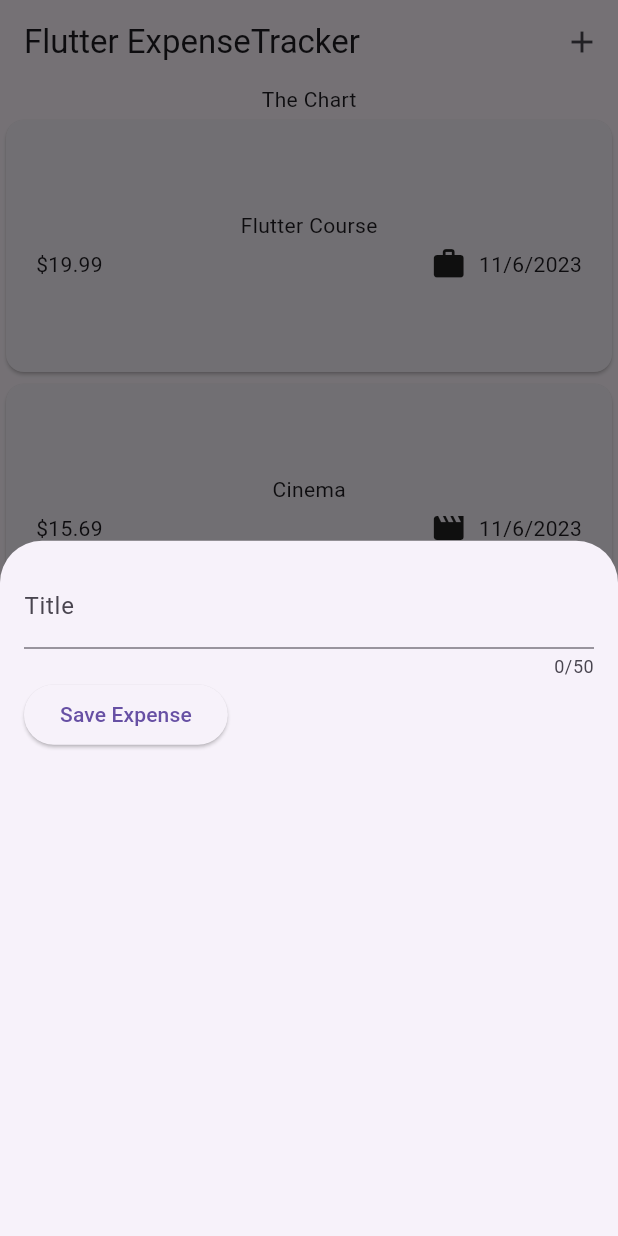
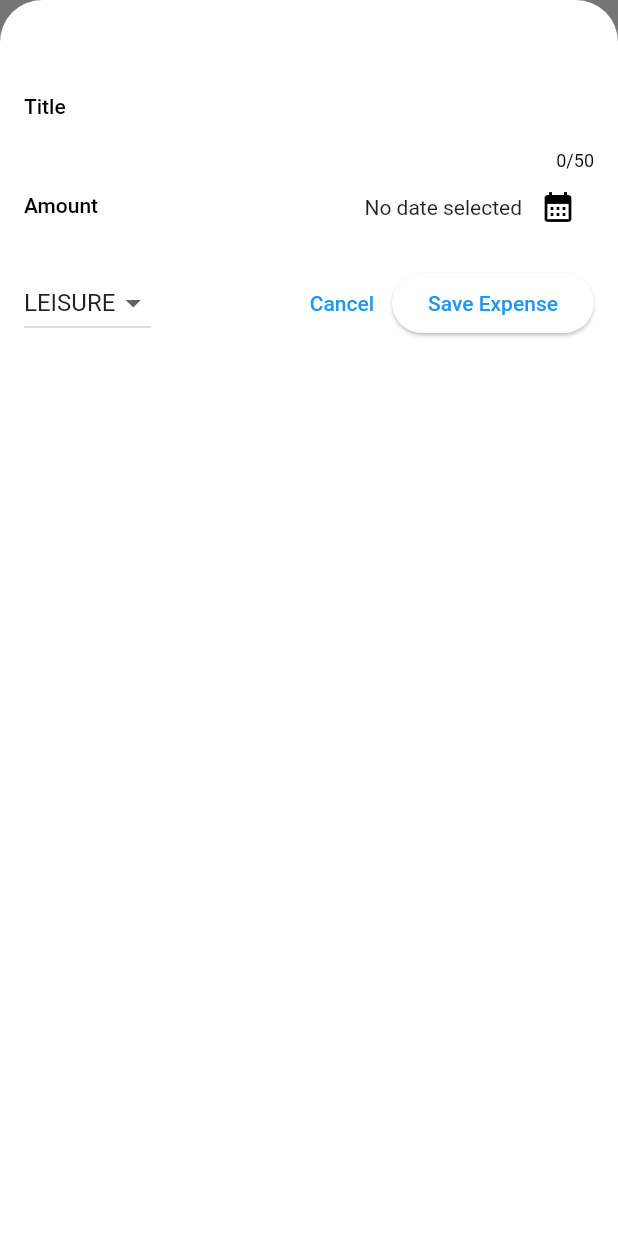
Before and after one commit to rimbadi/expense_tracker, a Flutter app: the screen it shows after launch, after a tap on the "add" icon, on a phone screen of 412 x 824 dp. Run offline on Flutter 3.47's test engine with Material 2 defaults, Android fonts, the phone set to English and light mode, and no system bars.

```diff
--- a/lib/main.dart
+++ b/lib/main.dart
@@ -3,7 +3,7 @@ import 'package:flutter/material.dart';
 
 void main() {
   runApp(MaterialApp(
-    theme: ThemeData(useMaterial3: true),
+    theme: ThemeData().copyWith(useMaterial3: true, scaffoldBackgroundColor: Color.fromARGB(255, 220, 189, 252)),
     home: const Expenses(),
   ));
 }
--- a/lib/widgets/expenses.dart
+++ b/lib/widgets/expenses.dart
@@ -4,7 +4,9 @@ import 'package:expense_tracker/widgets/new_expense.dart';
 import 'package:flutter/material.dart';
 
 class Expenses extends StatefulWidget {
-  const Expenses({super.key});
+  const Expenses({
+    super.key,
+  });
 
   @override
   State<Expenses> createState() => _ExpensesState();
@@ -27,13 +29,52 @@ class _ExpensesState extends State<Expenses> {
   ];
   void _openAddExpensesOverlay() {
     showModalBottomSheet(
+      isScrollControlled: true,
       context: context,
-      builder: (ctx) => const NewExpense(),
+      builder: (ctx) => NewExpense(
+        onAddExpense: _addExpense,
+      ),
+    );
+  }
+
+  void _addExpense(Expense expense) {
+    setState(() {
+      _registeredExpenses.add(expense);
+    });
+  }
+
+  void _removeExpense(Expense expense) {
+    final expenseIndex = _registeredExpenses.indexOf(expense);
+    setState(() {
+      _registeredExpenses.remove(expense);
+    });
+    ScaffoldMessenger.of(context).clearSnackBars();
+    ScaffoldMessenger.of(context).showSnackBar(
+      SnackBar(
+        duration: const Duration(seconds: 3),
+        content: const Text('Expense Deleted'),
+        action: SnackBarAction(
+            label: 'Undo',
+            onPressed: () {
+              setState(() {
+                _registeredExpenses.insert(expenseIndex, expense);
+              });
+            }),
+      ),
     );
   }
 
   @override
   Widget build(BuildContext context) {
+    Widget mainContent = const Center(
+      child: Text('No expenses found. start adding some!'),
+    );
+    if (_registeredExpenses.isNotEmpty) {
+      mainContent = ExpensesList(
+        expenses: _registeredExpenses,
+        onRemoveExpense: _removeExpense,
+      );
+    }
     return Scaffold(
       appBar: AppBar(
         title: const Text('Flutter ExpenseTracker'),
@@ -48,9 +89,7 @@ class _ExpensesState extends State<Expenses> {
         children: [
           const Text('The Chart'),
           Expanded(
-            child: ExpensesList(
-              expenses: _registeredExpenses,
-            ),
+            child: mainContent,
           ),
         ],
       ),
--- a/lib/widgets/expenses_list/expenses_list.dart
+++ b/lib/widgets/expenses_list/expenses_list.dart
@@ -6,13 +6,18 @@ class ExpensesList extends StatelessWidget {
   const ExpensesList({
     super.key,
     required this.expenses,
+    required this.onRemoveExpense,
   });
+
+  final void Function(Expense expense) onRemoveExpense;
   final List<Expense> expenses;
   @override
   Widget build(BuildContext context) {
     return ListView.builder(
-      itemBuilder: (context, index) => ExpenseItem(
-        expense: expenses[index],
+      itemBuilder: (context, index) => Dismissible(
+        key: ValueKey(expenses[index]),
+        onDismissed: (direction) => onRemoveExpense(expenses[index]),
+        child: ExpenseItem(expense: expenses[index]),
       ),
       itemCount: expenses.length,
     );
--- a/lib/widgets/new_expense.dart
+++ b/lib/widgets/new_expense.dart
@@ -1,26 +1,80 @@
+import 'package:expense_tracker/models/expense.dart';
 import 'package:flutter/material.dart';
 
 class NewExpense extends StatefulWidget {
-  const NewExpense({super.key});
-
+  const NewExpense({super.key, required this.onAddExpense});
+  final void Function(Expense expense) onAddExpense;
   @override
   State<NewExpense> createState() => _NewExpenseState();
 }
 
 class _NewExpenseState extends State<NewExpense> {
   final _titleController = TextEditingController();
+  final _amountController = TextEditingController();
+  DateTime? _selectedDate;
+  Category _selectedCategory = Category.leisure;
+  void _presentDatePicker() async {
+    final now = DateTime.now();
+    final firstDate = DateTime(
+      now.year - 1,
+      now.month,
+      now.day,
+    );
+    final pickedDate = await showDatePicker(
+      context: context,
+      initialDate: now,
+      firstDate: firstDate,
+      lastDate: now,
+    );
+    setState(() {
+      _selectedDate = pickedDate;
+    });
+  }
+
+  void _submitExpenseData() {
+    final enteredAmount = double.tryParse(_amountController.text);
+    final isAmountInvalid = enteredAmount == null || enteredAmount <= 0;
+    if (_titleController.text.trim().isEmpty || isAmountInvalid || _selectedDate == null) {
+      showDialog(
+        context: context,
+        builder: (context) => AlertDialog(
+          title: const Text('Invalid input'),
+          content: const Text('Please make sure a valid title, amount, date and category was entered.'),
+          actions: [
+            TextButton(
+              onPressed: () {
+                Navigator.pop(context);
+              },
+              child: const Text('Okay'),
+            ),
+          ],
+        ),
+      );
+      return;
+    }
+
+    widget.onAddExpense(
+      Expense(
+        title: _titleController.text,
+        amount: enteredAmount,
+        date: _selectedDate!,
+        category: _selectedCategory,
+      ),
+    );
+    Navigator.pop(context);
+  }
 
   @override
   void dispose() {
-    // TODO: implement dispose
     _titleController.dispose();
+    _amountController.dispose();
     super.dispose();
   }
 
   @override
   Widget build(BuildContext context) {
     return Padding(
-      padding: const EdgeInsets.all(16),
+      padding: const EdgeInsets.fromLTRB(16,48,16,16),
       child: Column(
         children: [
           TextField(
@@ -32,10 +86,71 @@ class _NewExpenseState extends State<NewExpense> {
           ),
           Row(
             children: [
+              Expanded(
+                child: TextField(
+                  controller: _amountController,
+                  keyboardType: TextInputType.number,
+                  decoration: const InputDecoration(
+                    prefixText: '\$ ',
+                    label: Text('Amount'),
+                  ),
+                ),
+              ),
+              const SizedBox(width: 16),
+              Expanded(
+                child: Row(
+                  mainAxisAlignment: MainAxisAlignment.end,
+                  crossAxisAlignment: CrossAxisAlignment.center,
+                  children: [
+                    Text(
+                      _selectedDate == null ? 'No date selected' : formatter.format(_selectedDate!),
+                    ),
+                    IconButton(
+                      onPressed: _presentDatePicker,
+                      icon: const Icon(
+                        Icons.calendar_month,
+                      ),
+                    ),
+                  ],
+                ),
+              ),
+            ],
+          ),
+          const SizedBox(
+            height: 16,
+          ),
+          Row(
+            children: [
+              DropdownButton(
+                value: _selectedCategory,
+                items: Category.values
+                    .map(
+                      (category) => DropdownMenuItem(
+                        value: category,
+                        child: Text(
+                          category.name.toUpperCase(),
+                        ),
+                      ),
+                    )
+                    .toList(),
+                onChanged: (value) {
+                  if (value == null) {
+                    return;
+                  }
+                  setState(() {
+                    _selectedCategory = value;
+                  });
+                },
+              ),
+              const Spacer(),
+              TextButton(
+                onPressed: () {
+                  Navigator.pop(context);
+                },
+                child: const Text('Cancel'),
+              ),
               ElevatedButton(
-                onPressed: () {
-                  print(_titleController.text);
-                },
+                onPressed: _submitExpenseData,
                 child: const Text('Save Expense'),
               ),
             ],
```
